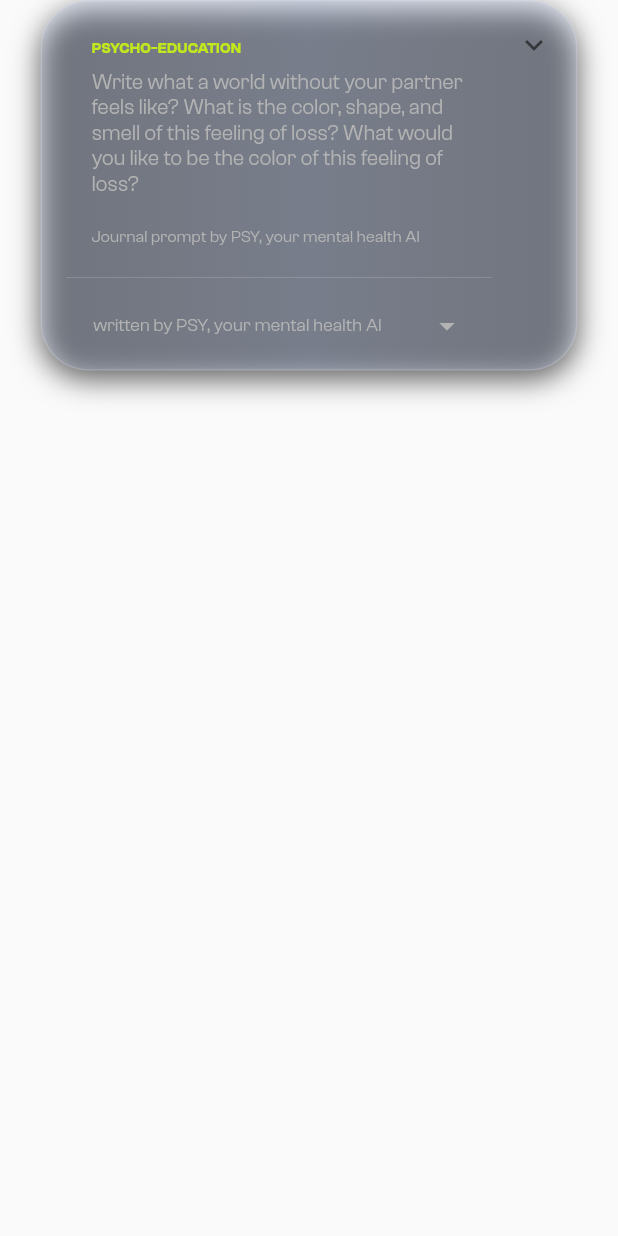
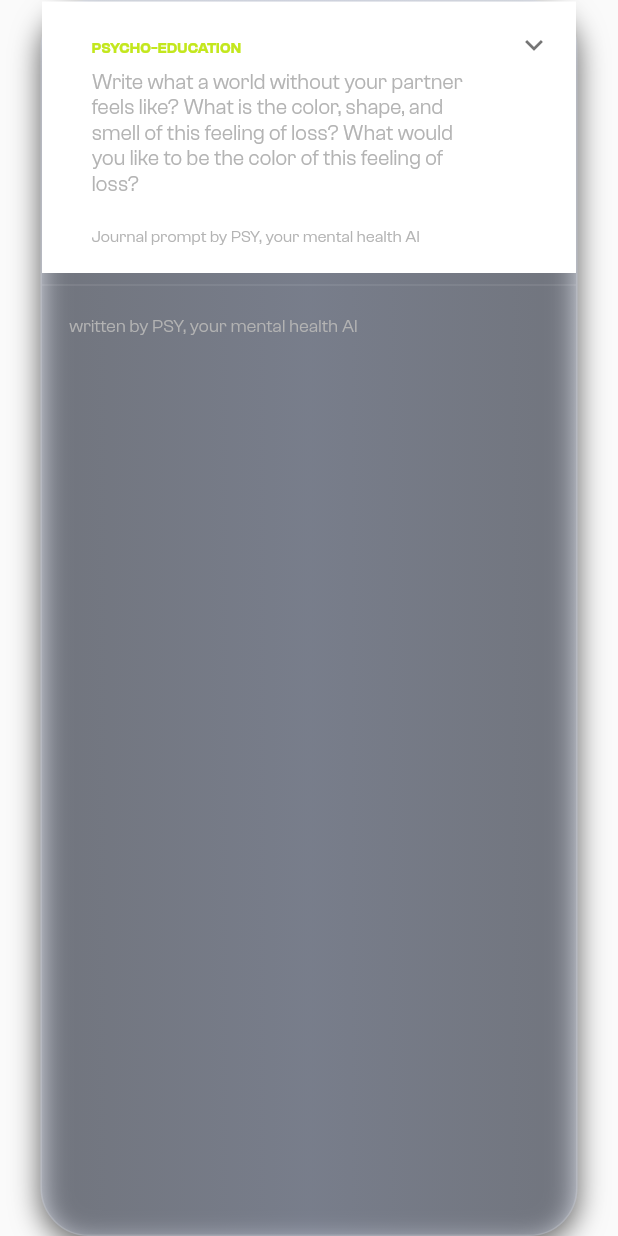
Before and after one commit to Shiv7266/being_challenge, a Flutter app: the PsychoEducationSection widget shown alone on an empty page, opened directly, on a phone screen of 412 x 824 dp. Run offline on Flutter 3.47's test engine with Material 2 defaults, Android fonts, the light colour scheme and no system bars; our stand-ins replace flutter_svg.

Commit message:
first commit

```diff
--- a/lib/home/overview.dart
+++ b/lib/home/overview.dart
@@ -172,11 +172,16 @@ class PsychoEducationSection extends StatelessWidget {
             borderRadius: BorderRadius.circular(32),
             border:
                 Border.all(color: const Color.fromRGBO(255, 255, 255, 0.15))),
-        child: ExpansionTile(
+        child: Column(
+          children: [
+            ExpansionTile(
+              iconColor: Colors.white,
+              collapsedBackgroundColor: Colors.white,
               title: Column(
                 children: [
                   Padding(
-                padding: const EdgeInsets.only(left: 17, right: 17, top: 20),
+                    padding:
+                        const EdgeInsets.only(left: 17, right: 17, top: 20),
                     child: Column(
                       crossAxisAlignment: CrossAxisAlignment.start,
                       children: [
@@ -203,10 +208,24 @@ class PsychoEducationSection extends StatelessWidget {
                       ],
                     ),
                   ),
+                ],
+              ),
+              children: const [
+                Padding(
+                  padding:
+                      EdgeInsets.only(left: 32, right: 17, top: 20, bottom: 20),
+                  child: CustomText(
+                    title:
+                        "Lorem ipsum dolor sit amet, consectetur adipiscing elit, sed do eiusmod tempor incididunt ut labore et dolore magna aliqua. Ut enim ad minim veniam, quis nostrud exercitation ullamco laboris nisi ut aliquip ex ea commodo consequat.\n\nLorem ipsum dolor sit amet, consectetur adipiscing elit, sed do eiusmod tempor incididunt ut labore et dolore magna aliqua. Ut enim ad minim veniam, quis nostrud exercitation ullamco laboris nisi ut aliquip ex ea commodo consequat.",
+                    color: Color.fromRGBO(179, 179, 179, 1),
+                    fontSize: 14,
+                  ),
+                ),
+              ],
+            ),
             const Divider(color: Color.fromRGBO(255, 255, 255, 0.15)),
             Padding(
-                padding:
-                    const EdgeInsets.symmetric(horizontal: 18, vertical: 12),
+              padding: const EdgeInsets.symmetric(horizontal: 18, vertical: 12),
               child: Row(
                 mainAxisAlignment: MainAxisAlignment.spaceBetween,
                 children: [
@@ -218,26 +237,9 @@ class PsychoEducationSection extends StatelessWidget {
                           fontSize: 12)
                     ],
                   ),
-                    const Icon(
-                      Icons.arrow_drop_down_sharp,
-                      color: Color.fromRGBO(179, 179, 179, 1),
-                    )
                 ],
               ),
             )
-            ],
-          ),
-          children: const [
-            Padding(
-              padding:
-                  EdgeInsets.only(left: 17, right: 17, top: 20, bottom: 20),
-              child: CustomText(
-                title:
-                    "Lorem ipsum dolor sit amet, consectetur adipiscing elit, sed do eiusmod tempor incididunt ut labore et dolore magna aliqua. Ut enim ad minim veniam, quis nostrud exercitation ullamco laboris nisi ut aliquip ex ea commodo consequat.\n\nLorem ipsum dolor sit amet, consectetur adipiscing elit, sed do eiusmod tempor incididunt ut labore et dolore magna aliqua. Ut enim ad minim veniam, quis nostrud exercitation ullamco laboris nisi ut aliquip ex ea commodo consequat.",
-                color: Color.fromRGBO(179, 179, 179, 1),
-                fontSize: 14,
-              ),
-            ),
           ],
         ),
       ),
```
Lines whose indentation alone changed are shown as unchanged.
